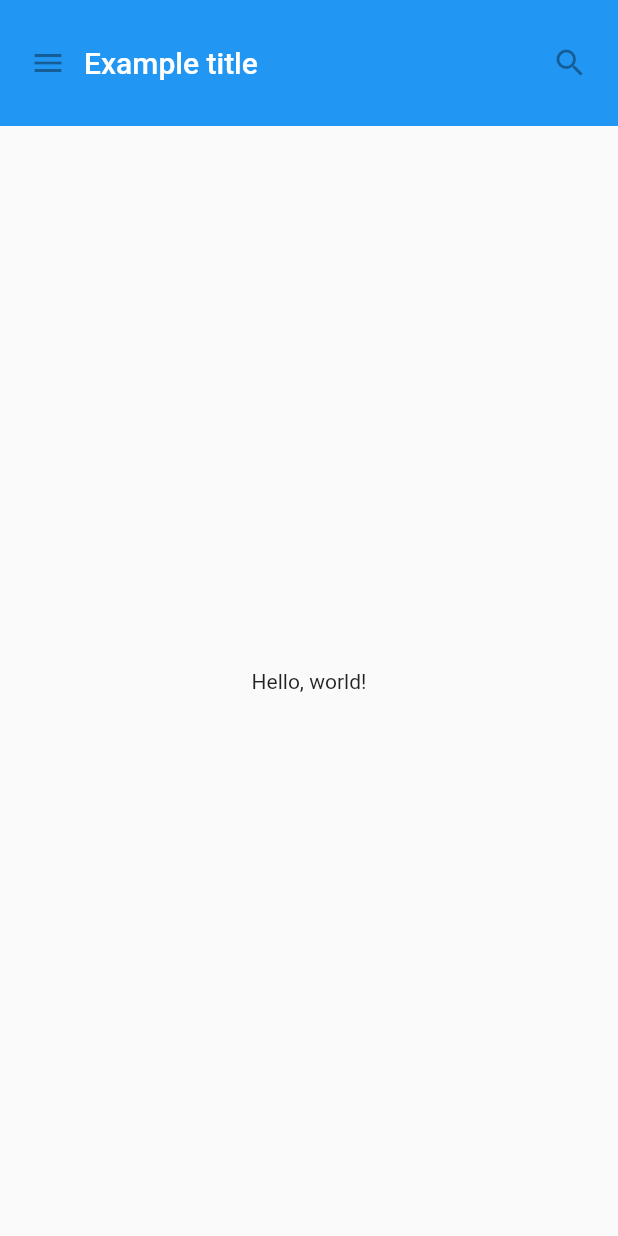
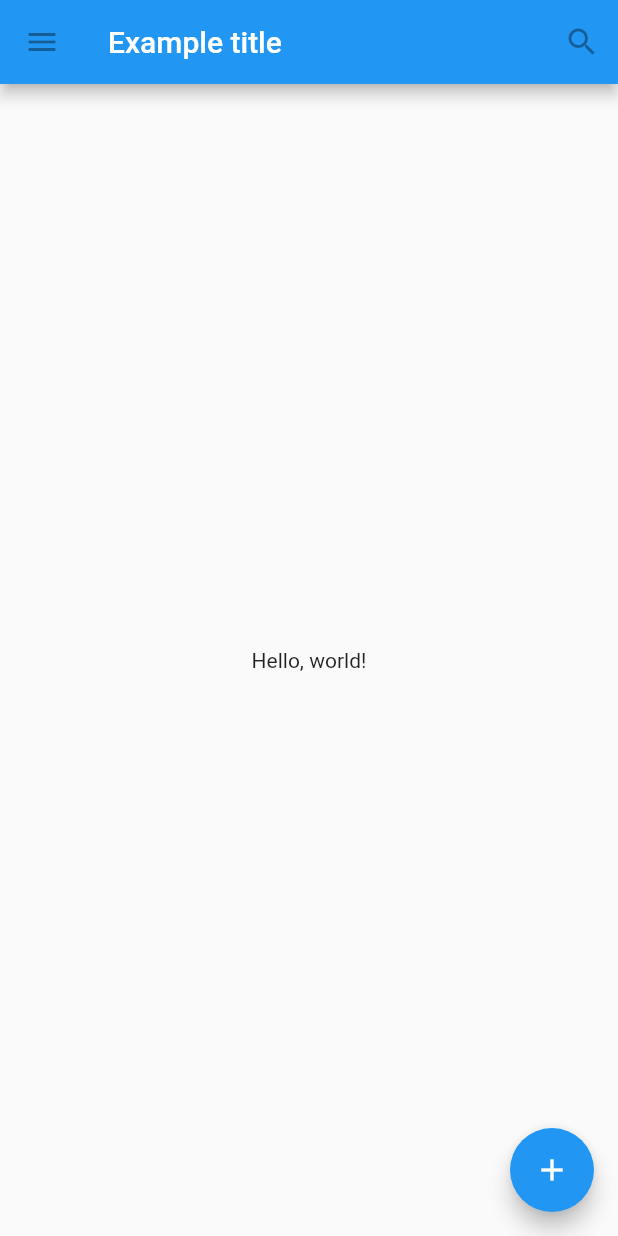
Before and after one commit to incredibleMJ/Flutter_DEMO, a Flutter app: the screen it shows after launch, on a phone screen of 412 x 824 dp. Run offline on Flutter 3.47's test engine with Material 2 defaults, Android fonts, the phone set to English and light mode, and no system bars; missing offline and left inert: dart:ffi.

```diff
--- a/my_flutter_app/lib/main.dart
+++ b/my_flutter_app/lib/main.dart
@@ -6,64 +6,40 @@ import 'dart:ffi';
 
 import 'package:flutter/material.dart';
 
-class MyAppBar extends StatelessWidget {
-  MyAppBar({this.title});
+void main() {
+  runApp(MaterialApp(
+    title: 'Flutter Tutorial',
+    home: TutorialHome(),
+  ));
+}
 
-  final Widget title;
-
+class TutorialHome extends StatelessWidget {
   @override
   Widget build(BuildContext context) {
-    return Container(
-      height: 84.0,
-      padding: const EdgeInsets.symmetric(horizontal: 8.0),
-      decoration: BoxDecoration(color: Colors.blue[500]),
-      child: Row(
-        children: <Widget>[
-          IconButton(
-            icon: Icon(Icons.menu),
-            tooltip: 'Navigation menu',
-            onPressed: null,
-          ),
-          Expanded(
-            child: title,
-          ),
+    return Scaffold(
+      appBar: AppBar(
+        leading: IconButton(
+          icon: Icon(Icons.menu),
+          tooltip: 'Navigation menu',
+          onPressed: null,
+        ),
+        title: Text('Example title'),
+        actions: <Widget>[
           IconButton(
             icon: Icon(Icons.search),
             tooltip: 'Search',
             onPressed: null,
-          ),
+          )
         ],
+      ),
+      body: Center(
+        child: Text('Hello, world!'),
+      ),
+      floatingActionButton: FloatingActionButton(
+        tooltip: 'Add',
+        child: Icon(Icons.add),
+        onPressed: null,
       ),
     );
   }
 }
-
-class MyScaffold extends StatelessWidget {
-  @override
-  Widget build(BuildContext context) {
-    return Material(
-      child: Column(
-        children: <Widget>[
-          MyAppBar(
-            title: Text(
-              'Example title',
-              style: Theme.of(context).primaryTextTheme.title,
-            ),
-          ),
-          Expanded(
-            child: Center(
-              child: Text('Hello, world!'),
-            ),
-          ),
-        ],
-      ),
-    );
-  }
-}
-
-void main() {
-  runApp(MaterialApp(
-    title: 'My app',
-    home: MyScaffold(),
-  ));
-}
```
